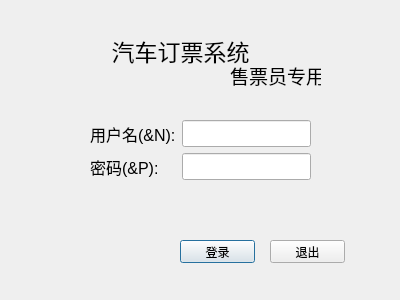
Qt form Client/conductor system/conductor/denglu.ui (ticketgroup/qichedinggpiao) before a commit.
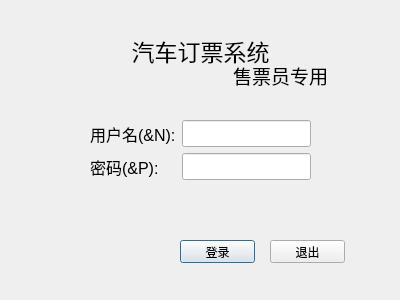
The same form after that commit.

What changed in the file:
```diff
--- a/Client/conductor system/conductor/denglu.ui
+++ b/Client/conductor system/conductor/denglu.ui
@@ -116,9 +116,9 @@
   <widget class="QLabel" name="label">
    <property name="geometry">
     <rect>
-     <x>110</x>
+     <x>0</x>
      <y>30</y>
-     <width>141</width>
+     <width>401</width>
      <height>41</height>
     </rect>
    </property>
@@ -138,9 +138,9 @@
   <widget class="QLabel" name="label_2">
    <property name="geometry">
     <rect>
-     <x>230</x>
+     <x>200</x>
      <y>60</y>
-     <width>91</width>
+     <width>161</width>
      <height>31</height>
     </rect>
    </property>
@@ -153,6 +153,9 @@
    <property name="text">
     <string>售票员专用</string>
    </property>
+   <property name="alignment">
+    <set>Qt::AlignCenter</set>
+   </property>
   </widget>
  </widget>
  <resources/>
```
